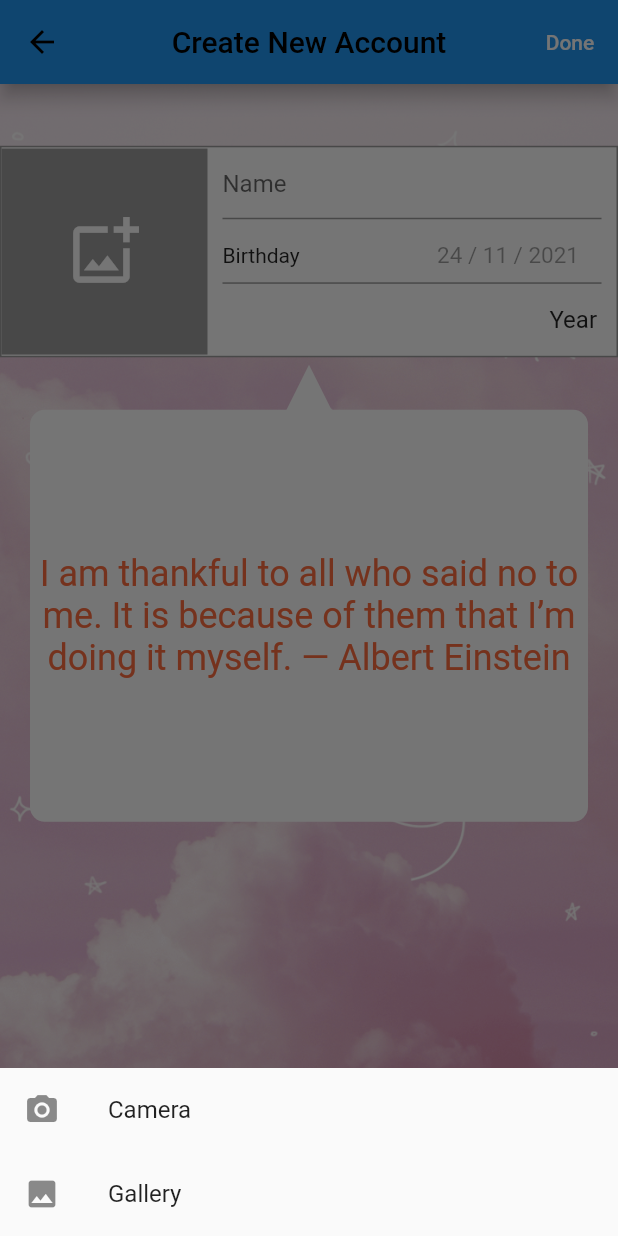
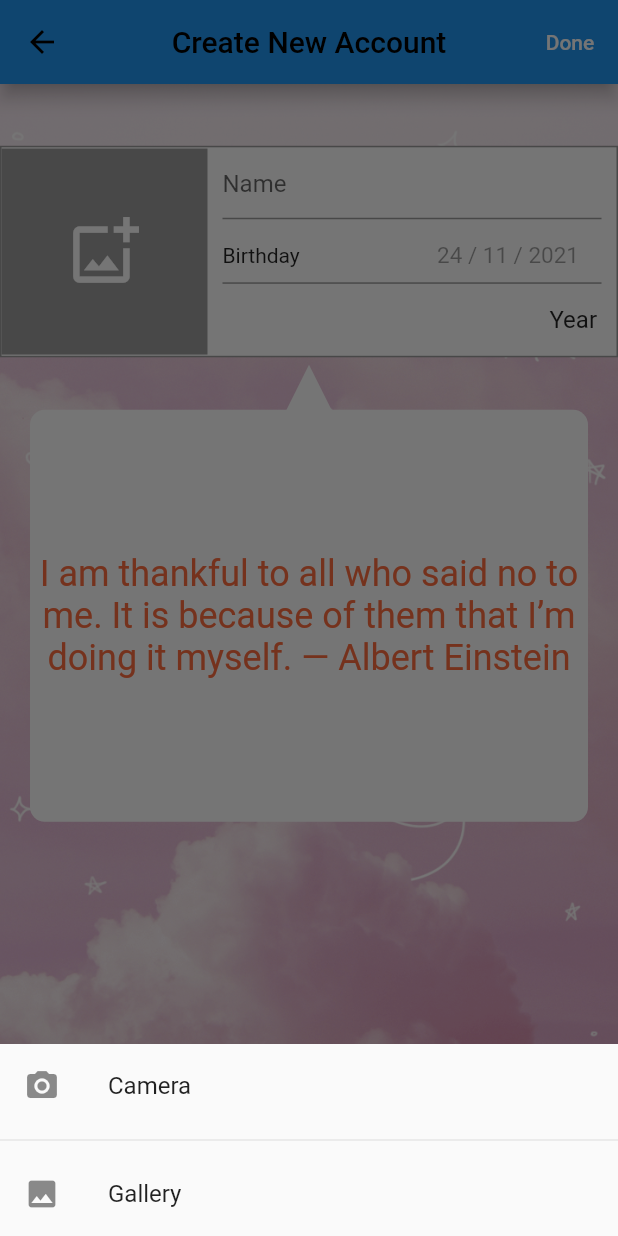
Before and after one commit to bacdang2761998/to_dream, a Flutter app: the CreateAccount screen opened directly, after a tap on the "add photo alternate" icon, on a phone screen of 412 x 824 dp. Run offline on Flutter 3.47's test engine with Material 2 defaults, Android fonts, the phone set to English and light mode, and no system bars; our stand-ins replace image_cropper, image_picker, smooth_page_indicator, webview_flutter.

Commit message:
update create account screen

```diff
--- a/lib/app.dart
+++ b/lib/app.dart
@@ -16,6 +16,7 @@ class MyApp extends StatelessWidget {
         title: 'Flutter Demo',
         theme: ThemeData(
           primarySwatch: Colors.lightBlue,
+          unselectedWidgetColor: Colors.white,
         ),
         home: IntroScreen(),
       ),
--- a/lib/app_string.dart
+++ b/lib/app_string.dart
@@ -6,4 +6,6 @@ class AppString {
   static const String CONTENT3 =
       "Don’t stop when you are tired. Stop when you are done - Marilyn Monroe.";
   static const String ACCEPT = "I have read and agree to the above terms";
+  static const String Camera = "Camera";
+  static const String Gallery = "Gallery";
 }
--- a/lib/screen/account/create_account.dart
+++ b/lib/screen/account/create_account.dart
@@ -2,12 +2,11 @@ import 'dart:io';
 
 import 'package:dream/app_string.dart';
 import 'package:dream/home_screen.dart';
+import 'package:dream/screen/account/image_setting.dart';
 import 'package:flutter/cupertino.dart';
 import 'package:flutter/material.dart';
 import 'package:flutter/services.dart';
-import 'package:image_picker/image_picker.dart';
 import 'package:provider/provider.dart';
-import 'package:image_cropper/image_cropper.dart';
 
 class CreateProvider extends ChangeNotifier {
   File? _image;
@@ -17,9 +16,10 @@ class CreateProvider extends ChangeNotifier {
   DateTime get date => _date;
 
   File? get image => _image;
-  Future setImage() async {
-    this._image = _image;
-    this.notifyListeners();
+
+  Future setImage(var imagePicker) async {
+    _image = imagePicker;
+    notifyListeners();
   }
 
   void setDate(DateTime isNewDate) {
@@ -39,7 +39,13 @@ class _CreateAccountState extends State<CreateAccount> {
   final TextEditingController _nameController = TextEditingController();
   final TextEditingController _lifeSpanController =
       TextEditingController(text: "Year");
-  File? _image;
+  @override
+  void dispose() {
+    // TODO: implement dispose
+    _nameController.dispose();
+    _lifeSpanController.dispose();
+    super.dispose();
+  }
 
   @override
   Widget build(BuildContext context) {
@@ -81,7 +87,7 @@ class _CreateAccountState extends State<CreateAccount> {
               ),
               child: Row(
                 children: [
-                  imageSetting(context: context),
+                  ImageSetting(),
                   Expanded(
                       child: Padding(
                     padding: const EdgeInsets.only(left: 10, right: 10),
@@ -191,98 +197,6 @@ class _CreateAccountState extends State<CreateAccount> {
       ),
     );
   }
-
-  Widget imageSetting({required BuildContext context}) {
-    Size size = MediaQuery.of(context).size;
-
-    return Consumer<CreateProvider>(
-      builder: (BuildContext context, value, child) => _image != null
-          ? GestureDetector(
-              onTap: () {
-                showImageSource(context);
-              },
-              child: Image.file(
-                _image!,
-                width: size.width / 3,
-                height: size.width / 3,
-                fit: BoxFit.cover,
-              ),
-            )
-          : GestureDetector(
-              onTap: () {
-                showImageSource(context);
-              },
-              child: Container(
-                height: size.width / 3,
-                width: size.width / 3,
-                decoration: BoxDecoration(color: Colors.grey),
-                child: Icon(
-                  Icons.add_photo_alternate_outlined,
-                  size: 50,
-                  color: Colors.white,
-                ),
-              )),
-    );
-  }
-
-  Future pickImage(ImageSource source) async {
-    XFile? imagePicker = await ImagePicker().pickImage(source: source);
-    // if (imagePicker == null) return;
-    _cropImage(imagePicker!.path);
-  }
-
-  _cropImage(filePath) async {
-    File? croppedImage = await ImageCropper.cropImage(
-        sourcePath: filePath,
-        maxWidth: 1080,
-        maxHeight: 1080,
-        aspectRatio: CropAspectRatio(ratioX: 1.0, ratioY: 1.0));
-    if (croppedImage != null) {
-      _image = croppedImage;
-      setState(() {});
-      // context.watch<CreateProvider>().image;
-    }
-  }
-
-  Future<ImageSource?> showImageSource(BuildContext context) async {
-    if (Platform.isIOS) {
-      return showCupertinoModalPopup<ImageSource>(
-          context: context,
-          builder: (context) => CupertinoActionSheet(
-                actions: [
-                  CupertinoActionSheetAction(
-                      // TODO(bac): text Camera, Galley dùng nhiều thì khai báo const
-                      child: Text("Camera"),
-                      onPressed: () => pickImage(ImageSource.camera)),
-                  CupertinoActionSheetAction(
-                      child: Text("Galley"),
-                      onPressed: () => pickImage(ImageSource.gallery)),
-                ],
-              ));
-    } else {
-      return showModalBottomSheet(
-          context: context,
-          builder: (context) => Column(
-                mainAxisSize: MainAxisSize.min,
-                children: [
-                  ListTile(
-                      leading: Icon(Icons.camera_alt),
-                      title: Text("Camera"),
-                      onTap: () {
-                        pickImage(ImageSource.camera);
-                        Navigator.of(context).pop();
-                      }),
-                  ListTile(
-                      leading: Icon(Icons.photo),
-                      title: Text("Gallery"),
-                      onTap: () {
-                        pickImage(ImageSource.gallery);
-                        Navigator.of(context).pop();
-                      })
-                ],
-              ));
-    }
-  }
 }
 
 class TriangleClipper extends CustomClipper<Path> {
--- /dev/null
+++ b/lib/screen/account/image_setting.dart
@@ -0,0 +1,108 @@
+import 'dart:io';
+
+import 'package:flutter/cupertino.dart';
+import 'package:flutter/material.dart';
+import 'package:image_cropper/image_cropper.dart';
+import 'package:image_picker/image_picker.dart';
+import '../../app_string.dart';
+
+class ImageSetting extends StatefulWidget {
+  const ImageSetting({Key? key}) : super(key: key);
+
+  @override
+  _ImageSettingState createState() => _ImageSettingState();
+}
+
+class _ImageSettingState extends State<ImageSetting> {
+  File? _image;
+  @override
+  Widget build(BuildContext context) {
+    Size size = MediaQuery.of(context).size;
+
+    return _image != null
+        ? GestureDetector(
+            onTap: () {
+              showImageSource(context);
+            },
+            child: Image.file(
+              _image!,
+              width: size.width / 3,
+              height: size.width / 3,
+              fit: BoxFit.cover,
+            ),
+          )
+        : GestureDetector(
+            onTap: () {
+              showImageSource(context);
+            },
+            child: Container(
+              height: size.width / 3,
+              width: size.width / 3,
+              decoration: BoxDecoration(color: Colors.grey),
+              child: Icon(
+                Icons.add_photo_alternate_outlined,
+                size: 50,
+                color: Colors.white,
+              ),
+            ));
+  }
+
+  Future<ImageSource?> showImageSource(BuildContext context) async {
+    if (Platform.isIOS) {
+      return showCupertinoModalPopup<ImageSource>(
+          context: context,
+          builder: (context) => CupertinoActionSheet(
+                actions: [
+                  CupertinoActionSheetAction(
+                      // TODO(bac): text Camera, Galley dùng nhiều thì khai báo const
+                      child: Text(AppString.Camera),
+                      onPressed: () => pickImage(ImageSource.camera)),
+                  Divider(),
+                  CupertinoActionSheetAction(
+                      child: Text(AppString.Gallery),
+                      onPressed: () => pickImage(ImageSource.gallery)),
+                ],
+              ));
+    } else {
+      return showModalBottomSheet(
+          context: context,
+          builder: (context) => Column(
+                mainAxisSize: MainAxisSize.min,
+                children: [
+                  ListTile(
+                      leading: Icon(Icons.camera_alt),
+                      title: Text(AppString.Camera),
+                      onTap: () {
+                        pickImage(ImageSource.camera);
+                        Navigator.of(context).pop();
+                      }),
+                  Divider(),
+                  ListTile(
+                      leading: Icon(Icons.photo),
+                      title: Text(AppString.Gallery),
+                      onTap: () {
+                        pickImage(ImageSource.gallery);
+                        Navigator.of(context).pop();
+                      })
+                ],
+              ));
+    }
+  }
+
+  Future<void> pickImage(ImageSource source) async {
+    XFile? imagePicker = await ImagePicker().pickImage(source: source);
+    _cropImage(imagePicker!.path);
+  }
+
+  Future<void> _cropImage(filePath) async {
+    File? croppedImage = await ImageCropper.cropImage(
+        sourcePath: filePath,
+        maxWidth: 1080,
+        maxHeight: 1080,
+        aspectRatio: CropAspectRatio(ratioX: 1.0, ratioY: 1.0));
+    if (croppedImage != null) {
+      _image = croppedImage;
+      setState(() {});
+    }
+  }
+}
--- a/lib/screen/introlduction/intro_screen.dart
+++ b/lib/screen/introlduction/intro_screen.dart
@@ -31,7 +31,7 @@ class IntroScreen extends StatelessWidget {
   @override
   Widget build(BuildContext context) {
     return Scaffold(
-      backgroundColor: Colors.blue,
+      backgroundColor: Colors.lightBlue,
       body: Stack(children: [
         Container(
           alignment: Alignment.center,
```
